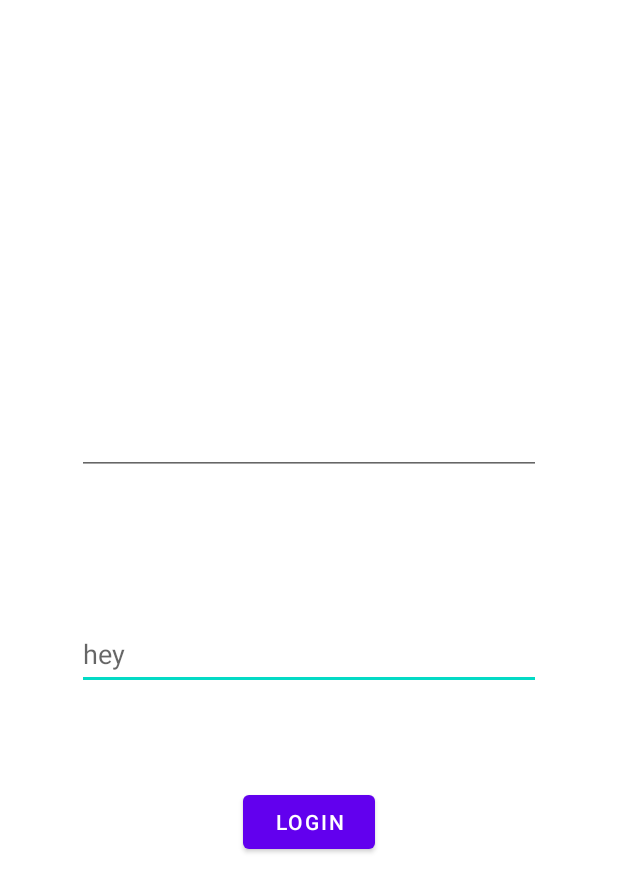
After one commit to mariaubiergo2/Android_DSA, an Android app: the LogInActivity screen opened directly, with no data from a screen before it, on a phone screen of 412 x 824 dp. The commit adds this screen. Shown: the top 892 px of the screen. Run offline under Robolectric (Android 15) with nearby library versions, the phone set to English and light mode, and no system bars.

Commit message:
second commit - login activity

```diff
--- /dev/null
+++ b/app/src/main/java/edu/upc/dsa/andoroid_dsa/LogInActivity.java
@@ -0,0 +1,20 @@
+package edu.upc.dsa.andoroid_dsa;
+
+import android.content.Intent;
+import android.os.Bundle;
+import android.view.View;
+import android.widget.Button;
+
+import androidx.appcompat.app.AppCompatActivity;
+
+public class LogInActivity extends AppCompatActivity {
+
+    @Override
+    protected void onCreate(Bundle savedInstanceState) {
+        super.onCreate(savedInstanceState);
+        setContentView(R.layout.login_main);
+
+    }
+
+
+}
--- a/app/src/main/java/edu/upc/dsa/andoroid_dsa/RegisterActivity.java
+++ b/app/src/main/java/edu/upc/dsa/andoroid_dsa/RegisterActivity.java
@@ -18,8 +18,6 @@ public class RegisterActivity extends AppCompatActivity {
         super.onCreate(savedInstanceState);
         setContentView(R.layout.register_main);
 
-
-
     }
 
     public void doRegister(View view){
--- a/app/src/main/res/layout/activity_main.xml
+++ b/app/src/main/res/layout/activity_main.xml
@@ -23,6 +23,7 @@
         android:layout_width="269dp"
         android:layout_height="0dp"
         android:layout_marginTop="56dp"
+        android:onClick="btnClicked"
         android:text="@string/login"
         app:layout_constraintEnd_toEndOf="parent"
         app:layout_constraintHorizontal_bias="0.5"
@@ -34,6 +35,7 @@
         android:layout_width="269dp"
         android:layout_height="0dp"
         android:layout_marginTop="56dp"
+        android:onClick="btnClicked"
         android:text="@string/list_objects"
         app:layout_constraintEnd_toEndOf="parent"
         app:layout_constraintHorizontal_bias="0.5"
--- /dev/null
+++ b/app/src/main/res/layout/login_main.xml
@@ -0,0 +1,50 @@
+<?xml version="1.0" encoding="utf-8"?>
+<androidx.constraintlayout.widget.ConstraintLayout xmlns:android="http://schemas.android.com/apk/res/android"
+    xmlns:app="http://schemas.android.com/apk/res-auto"
+    xmlns:tools="http://schemas.android.com/tools"
+    android:layout_width="match_parent"
+    android:layout_height="match_parent"
+    tools:context=".LogInActivity">
+
+
+    <TextView
+        android:id="@+id/textview_second"
+        android:layout_width="wrap_content"
+        android:layout_height="wrap_content"
+        app:layout_constraintBottom_toTopOf="@id/doLoginBtn"
+        app:layout_constraintEnd_toEndOf="parent"
+        app:layout_constraintStart_toStartOf="parent"
+        app:layout_constraintTop_toTopOf="parent" />
+
+    <Button
+        android:id="@+id/doLoginBtn"
+        android:layout_width="wrap_content"
+        android:layout_height="wrap_content"
+        android:text="@string/login"
+        app:layout_constraintBottom_toBottomOf="parent"
+        app:layout_constraintEnd_toEndOf="parent"
+        app:layout_constraintStart_toStartOf="parent"
+        app:layout_constraintTop_toBottomOf="@id/textview_second" />
+
+    <com.google.android.material.textfield.TextInputEditText
+        android:id="@+id/passwordTxt"
+        android:layout_width="309dp"
+        android:layout_height="48dp"
+        android:layout_marginTop="76dp"
+        android:hint="hey"
+        app:layout_constraintBottom_toTopOf="@+id/doLoginBtn"
+        app:layout_constraintEnd_toEndOf="parent"
+        app:layout_constraintStart_toStartOf="parent"
+        app:layout_constraintTop_toBottomOf="@+id/textview_second" />
+
+    <com.google.android.material.textfield.TextInputEditText
+        android:id="@+id/mailTxt"
+        android:layout_width="309dp"
+        android:layout_height="45dp"
+        app:layout_constraintEnd_toEndOf="@+id/passwordTxt"
+        app:layout_constraintStart_toStartOf="@+id/passwordTxt"
+        app:layout_constraintTop_toBottomOf="@+id/textview_second">
+
+    </com.google.android.material.textfield.TextInputEditText>
+
+</androidx.constraintlayout.widget.ConstraintLayout>
--- a/app/src/main/res/navigation/nav_graph.xml
+++ b/app/src/main/res/navigation/nav_graph.xml
@@ -17,9 +17,9 @@
     </fragment>
     <fragment
         android:id="@+id/SecondFragment"
-        android:name="edu.upc.dsa.andoroid_dsa.SecondFragment"
+        android:name="edu.upc.dsa.andoroid_dsa.LogInActivity"
         android:label="@string/second_fragment_label"
-        tools:layout="@layout/fragment_second">
+        tools:layout="@layout/login_main">
 
         <action
             android:id="@+id/action_SecondFragment_to_FirstFragment"
```
Also changed, not shown: app/src/main/AndroidManifest.xml (+10 -0 lines), app/src/main/java/edu/upc/dsa/andoroid_dsa/MainActivity.java (+6 -9 lines), app/src/main/java/edu/upc/dsa/andoroid_dsa/SecondFragment.java (deleted, +0 -47 lines), app/src/main/res/layout/fragment_second.xml (deleted, +0 -27 lines).
